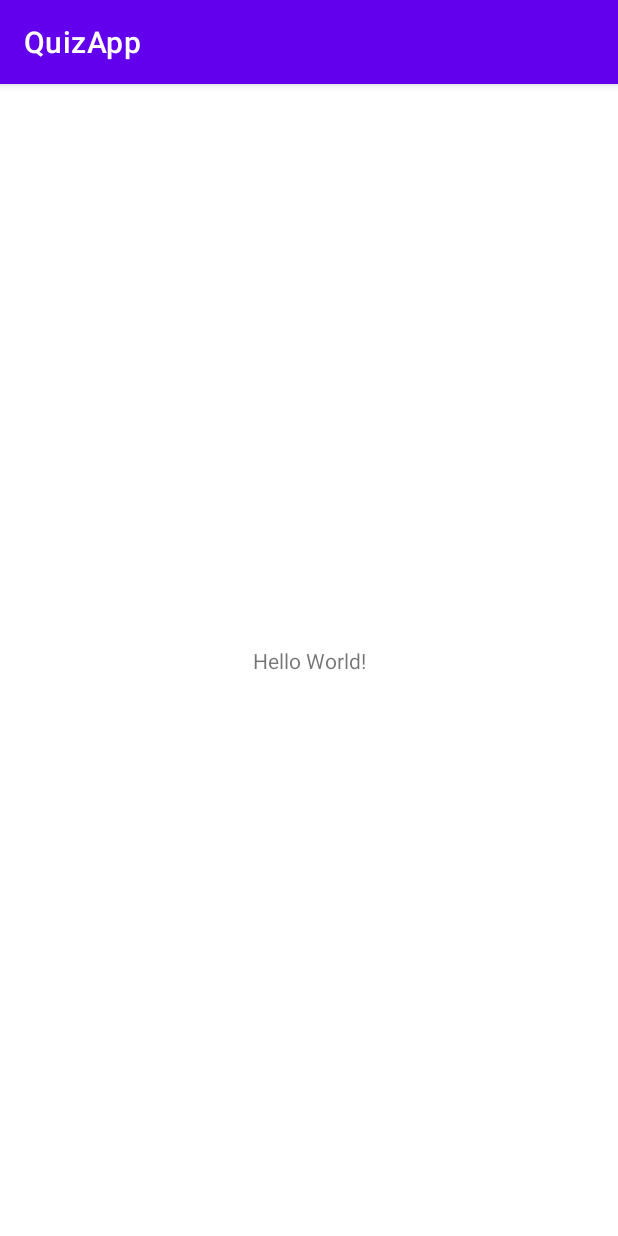
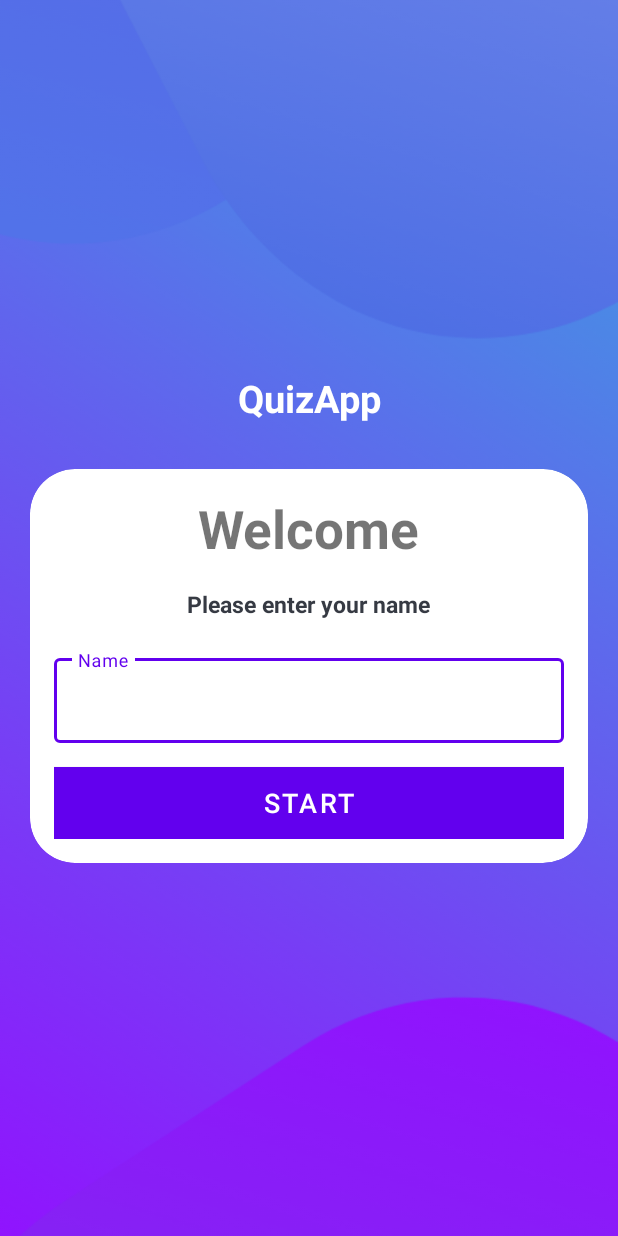
Before and after one commit to DanielSalas11/QuizApp, an Android app: the screen it shows after launch (MainActivity), on a phone screen of 412 x 824 dp. Run offline under Robolectric (Android 15) with nearby library versions, the phone set to English and light mode, and no system bars.

Commit message:
UI update, added traveling through activities

```diff
--- a/app/build.gradle
+++ b/app/build.gradle
@@ -5,12 +5,12 @@
 
 android {
     namespace 'salas.daniel.quizapp'
-    compileSdk 33
+    compileSdk 34
 
     defaultConfig {
         applicationId "salas.daniel.quizapp"
         minSdk 24
-        targetSdk 33
+        targetSdk 34
         versionCode 1
         versionName "1.0"
 
--- a/app/src/main/AndroidManifest.xml
+++ b/app/src/main/AndroidManifest.xml
@@ -12,8 +12,12 @@
         android:theme="@style/Theme.QuizApp"
         tools:targetApi="31">
         <activity
+            android:name=".QuizQuestionsActivity"
+            android:exported="false" />
+        <activity
             android:name=".MainActivity"
-            android:exported="true">
+            android:exported="true"
+            android:screenOrientation="portrait">
             <intent-filter>
                 <action android:name="android.intent.action.MAIN" />
 
--- a/app/src/main/java/salas/daniel/quizapp/MainActivity.kt
+++ b/app/src/main/java/salas/daniel/quizapp/MainActivity.kt
@@ -1,11 +1,28 @@
 package salas.daniel.quizapp
 
+import android.content.Intent
 import androidx.appcompat.app.AppCompatActivity
 import android.os.Bundle
+import android.widget.Button
+import android.widget.EditText
+import android.widget.Toast
 
 class MainActivity : AppCompatActivity() {
     override fun onCreate(savedInstanceState: Bundle?) {
         super.onCreate(savedInstanceState)
         setContentView(R.layout.activity_main)
+
+        val btnStart : Button = findViewById(R.id.btn_Start)
+        val etName : EditText = findViewById(R.id.etName)
+
+        btnStart.setOnClickListener {
+            if(etName.text.isEmpty()){
+                Toast.makeText(this, "Please enter your name.", Toast.LENGTH_SHORT).show()
+            }else{
+                val intent = Intent(this, QuizQuestionsActivity::class.java)
+                startActivity(intent)
+            }
+        }
+
     }
 }
--- /dev/null
+++ b/app/src/main/java/salas/daniel/quizapp/QuizQuestionsActivity.kt
@@ -0,0 +1,13 @@
+package salas.daniel.quizapp
+
+import androidx.appcompat.app.AppCompatActivity
+import android.os.Bundle
+
+class QuizQuestionsActivity : AppCompatActivity() {
+    override fun onCreate(savedInstanceState: Bundle?) {
+        super.onCreate(savedInstanceState)
+        setContentView(R.layout.activity_quiz_questions)
+    }
+
+
+}
--- a/app/src/main/res/layout/activity_main.xml
+++ b/app/src/main/res/layout/activity_main.xml
@@ -1,18 +1,79 @@
 <?xml version="1.0" encoding="utf-8"?>
-<androidx.constraintlayout.widget.ConstraintLayout xmlns:android="http://schemas.android.com/apk/res/android"
+<LinearLayout xmlns:android="http://schemas.android.com/apk/res/android"
     xmlns:app="http://schemas.android.com/apk/res-auto"
     xmlns:tools="http://schemas.android.com/tools"
     android:layout_width="match_parent"
     android:layout_height="match_parent"
-    tools:context=".MainActivity">
+    tools:context=".MainActivity"
+    android:orientation="vertical"
+    android:background="@drawable/ic_bg"
+    android:gravity="center">
 
+    <TextView
+        android:layout_width="match_parent"
+        android:layout_height="wrap_content"
+        android:text="QuizApp"
+        android:textSize="25sp"
+        android:textStyle="bold"
+        android:gravity="center"
+        android:textColor="@color/white"
+        android:layout_marginBottom="30dp"/>
+
+    <com.google.android.material.card.MaterialCardView
+        android:layout_width="match_parent"
+        android:layout_height="wrap_content"
+        android:layout_marginHorizontal="20dp"
+        app:cardCornerRadius="30dp"
+        android:background="@color/white"
+        >
+        <LinearLayout
+            android:layout_width="match_parent"
+            android:layout_height="match_parent"
+            android:layout_margin="16dp"
+            android:orientation="vertical">
     <TextView
         android:layout_width="wrap_content"
         android:layout_height="wrap_content"
-        android:text="Hello World!"
-        app:layout_constraintBottom_toBottomOf="parent"
-        app:layout_constraintEnd_toEndOf="parent"
-        app:layout_constraintStart_toStartOf="parent"
-        app:layout_constraintTop_toTopOf="parent" />
+        android:textSize="35dp"
+        android:text="Welcome"
+        android:textStyle="bold"
+        android:layout_gravity="center"/>
+        <TextView
+            android:layout_width="wrap_content"
+            android:layout_height="wrap_content"
+            android:textSize="15dp"
+            android:layout_marginTop="16dp"
+            android:text="Please enter your name"
+            android:textColor="#363A43"
+            android:textStyle="bold"
+            android:layout_gravity="center"/>
 
-</androidx.constraintlayout.widget.ConstraintLayout>
+        <com.google.android.material.textfield.TextInputLayout
+            android:layout_width="match_parent"
+            android:layout_height="wrap_content"
+            style="@style/Widget.MaterialComponents.TextInputLayout.OutlinedBox"
+            android:layout_marginTop="20dp"
+            >
+            <androidx.appcompat.widget.AppCompatEditText
+                android:id="@+id/etName"
+                android:layout_width="match_parent"
+                android:layout_height="wrap_content"
+                android:hint="Name"
+                android:inputType="textCapWords"
+                android:textColor="#363A43"
+                android:textColorHint="#7A8089"
+                />
+        </com.google.android.material.textfield.TextInputLayout>
+        <Button
+            android:id="@+id/btn_Start"
+            android:layout_width="match_parent"
+            android:layout_height="wrap_content"
+            android:text="Start"
+            android:layout_marginTop="16dp"
+            android:background="@color/design_default_color_primary"
+            android:textSize="18sp"
+            android:textColor="@color/white"
+            />
+        </LinearLayout>
+    </com.google.android.material.card.MaterialCardView>
+</LinearLayout>
--- /dev/null
+++ b/app/src/main/res/layout/activity_quiz_questions.xml
@@ -0,0 +1,9 @@
+<?xml version="1.0" encoding="utf-8"?>
+<LinearLayout xmlns:android="http://schemas.android.com/apk/res/android"
+    xmlns:app="http://schemas.android.com/apk/res-auto"
+    xmlns:tools="http://schemas.android.com/tools"
+    android:layout_width="match_parent"
+    android:layout_height="match_parent"
+    tools:context=".QuizQuestionsActivity">
+
+</LinearLayout>
--- a/app/src/main/res/values-night/themes.xml
+++ b/app/src/main/res/values-night/themes.xml
@@ -1,16 +1,17 @@
 <resources xmlns:tools="http://schemas.android.com/tools">
     <!-- Base application theme. -->
-    <style name="Theme.QuizApp" parent="Theme.MaterialComponents.DayNight.DarkActionBar">
+    <style name="Theme.QuizApp" parent="Theme.MaterialComponents.DayNight.NoActionBar">
         <!-- Primary brand color. -->
-        <item name="colorPrimary">@color/purple_200</item>
+        <item name="colorPrimary">@color/purple_500</item>
         <item name="colorPrimaryVariant">@color/purple_700</item>
-        <item name="colorOnPrimary">@color/black</item>
+        <item name="colorOnPrimary">@color/white</item>
         <!-- Secondary brand color. -->
         <item name="colorSecondary">@color/teal_200</item>
-        <item name="colorSecondaryVariant">@color/teal_200</item>
+        <item name="colorSecondaryVariant">@color/teal_700</item>
         <item name="colorOnSecondary">@color/black</item>
         <!-- Status bar color. -->
         <item name="android:statusBarColor">?attr/colorPrimaryVariant</item>
         <!-- Customize your theme here. -->
+        <item name="android:windowFullscreen">true</item>
     </style>
 </resources>
--- a/app/src/main/res/values/themes.xml
+++ b/app/src/main/res/values/themes.xml
@@ -1,6 +1,6 @@
 <resources xmlns:tools="http://schemas.android.com/tools">
     <!-- Base application theme. -->
-    <style name="Theme.QuizApp" parent="Theme.MaterialComponents.DayNight.DarkActionBar">
+    <style name="Theme.QuizApp" parent="Theme.MaterialComponents.DayNight.NoActionBar">
         <!-- Primary brand color. -->
         <item name="colorPrimary">@color/purple_500</item>
         <item name="colorPrimaryVariant">@color/purple_700</item>
@@ -12,5 +12,6 @@
         <!-- Status bar color. -->
         <item name="android:statusBarColor">?attr/colorPrimaryVariant</item>
         <!-- Customize your theme here. -->
+        <item name="android:windowFullscreen">true</item>
     </style>
 </resources>
```
Also changed, not shown: app/src/main/res/drawable/ic_bg.png (added).
